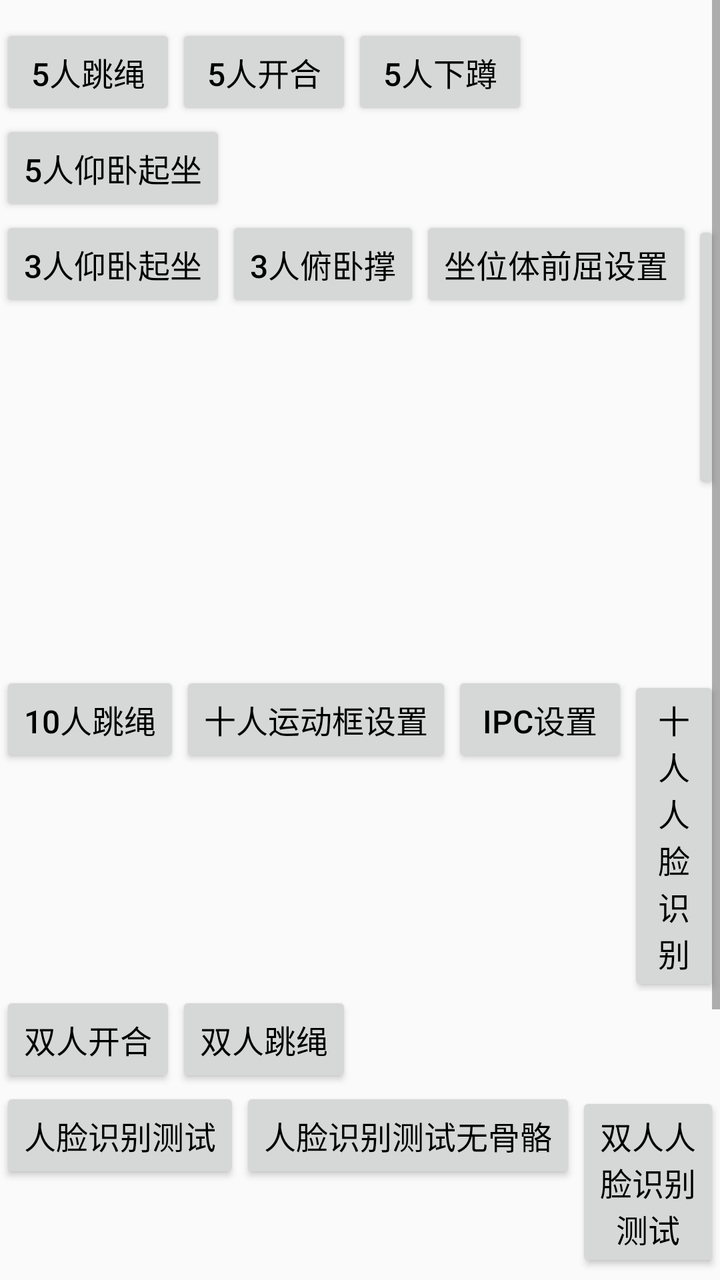
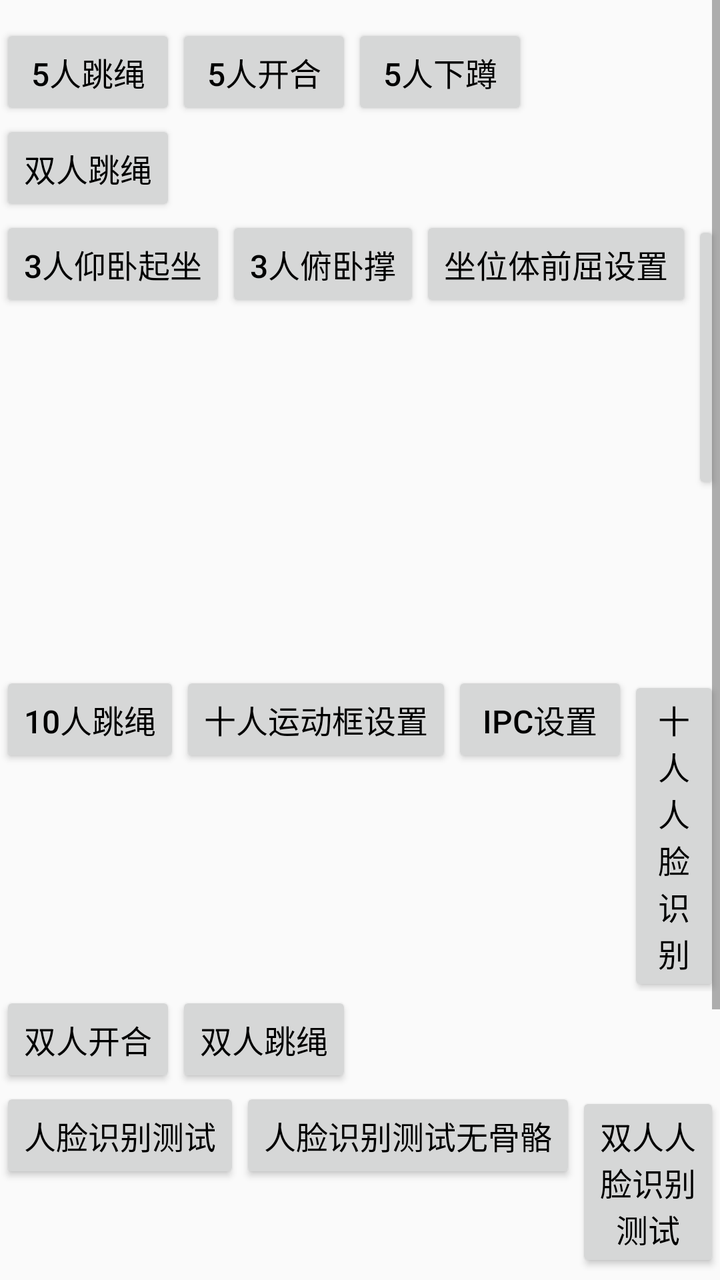

Compare the two renders of this Android layout. The source of the first and the diff that turns it into the second are given below.
<!-- AndroidManifest.xml: application theme AppTheme -->
<!-- res/layout/ac_main.xml -->
<?xml version="1.0" encoding="utf-8"?>
<androidx.constraintlayout.widget.ConstraintLayout xmlns:android="http://schemas.android.com/apk/res/android"
    xmlns:app="http://schemas.android.com/apk/res-auto"
    android:layout_width="match_parent"
    android:layout_height="match_parent">

    <ScrollView
        android:layout_width="match_parent"
        android:layout_height="match_parent"
        android:layout_centerHorizontal="true"
        android:scrollbars="vertical">

        <LinearLayout
            android:layout_width="wrap_content"
            android:layout_height="wrap_content"
            android:layout_centerInParent="true"
            android:orientation="vertical"
            android:paddingTop="12dp"
            android:paddingBottom="12dp">

            <LinearLayout
                android:layout_width="wrap_content"
                android:layout_height="wrap_content"
                android:orientation="horizontal">

                <Button
                    android:id="@+id/bnt_0"
                    android:layout_width="wrap_content"
                    android:layout_height="wrap_content"
                    android:text="5人跳绳"
                    android:textColor="@color/color_black"
                    android:textSize="16sp" />

                <Button
                    android:id="@+id/bnt_3"
                    android:layout_width="wrap_content"
                    android:layout_height="wrap_content"
                    android:text="5人开合"
                    android:textColor="@color/color_black"
                    android:textSize="16sp" />

                <Button
                    android:id="@+id/bnt_4"
                    android:layout_width="wrap_content"
                    android:layout_height="wrap_content"
                    android:text="5人下蹲"
                    android:textColor="@color/color_black"
                    android:textSize="16sp" />

            </LinearLayout>

            <LinearLayout
                android:layout_width="match_parent"
                android:layout_height="wrap_content">
                <Button
                    android:id="@+id/bnt_1"
                    android:layout_width="wrap_content"
                    android:layout_height="wrap_content"
                    android:text="5人仰卧起坐"
                    android:textColor="@color/color_black"
                    android:textSize="16sp" />
            </LinearLayout>

            <LinearLayout
                android:layout_width="wrap_content"
                android:layout_height="wrap_content"
                android:orientation="horizontal">

                <Button
                    android:id="@+id/bnt_8"
                    android:layout_width="wrap_content"
                    android:layout_height="wrap_content"
                    android:text="3人仰卧起坐"
                    android:textColor="@color/color_black"
                    android:textSize="16sp" />

                <Button
                    android:id="@+id/bnt_9"
                    android:layout_width="wrap_content"
                    android:layout_height="wrap_content"
                    android:text="3人俯卧撑"
                    android:textColor="@color/color_black"
                    android:textSize="16sp" />

                <Button
                    android:id="@+id/bnt_10"
                    android:layout_width="wrap_content"
                    android:layout_height="wrap_content"
                    android:text="坐位体前屈设置"
                    android:textColor="@color/color_black"
                    android:textSize="16sp" />

                <Button
                    android:id="@+id/bnt_zw"
                    android:layout_width="wrap_content"
                    android:layout_height="wrap_content"
                    android:text="坐位体前屈"
                    android:textColor="@color/color_black"
                    android:textSize="16sp" />

                <Button
                    android:id="@+id/btn_forward_6_set"
                    android:layout_width="wrap_content"
                    android:layout_height="wrap_content"
                    android:text="6人坐位体前屈设置"
                    android:textColor="@color/color_black"
                    android:textSize="16sp" />

                <Button
                    android:id="@+id/btn_forward_6"
                    android:layout_width="wrap_content"
                    android:layout_height="wrap_content"
                    android:text="6人坐位体前屈"
                    android:textColor="@color/color_black"
                    android:textSize="16sp" />

            </LinearLayout>

            <LinearLayout
                android:layout_width="wrap_content"
                android:layout_height="wrap_content"
                android:orientation="horizontal">

                <Button
                    android:id="@+id/bnt_11"
                    android:layout_width="wrap_content"
                    android:layout_height="wrap_content"
                    android:text="10人跳绳"
                    android:textColor="@color/color_black"
                    android:textSize="16sp" />

                <Button
                    android:id="@+id/btn_10_region_set"
                    android:layout_width="wrap_content"
                    android:layout_height="wrap_content"
                    android:text="十人运动框设置"
                    android:textColor="@color/color_black"
                    android:textSize="16sp" />

                <Button
                    android:id="@+id/btn_ipc_set"
                    android:layout_width="wrap_content"
                    android:layout_height="wrap_content"
                    android:text="IPC设置"
                    android:textColor="@color/color_black"
                    android:textSize="16sp" />

                <Button
                    android:id="@+id/btn_ten_face"
                    android:layout_width="wrap_content"
                    android:layout_height="wrap_content"
                    android:text="十人人脸识别"
                    android:textColor="@color/color_black"
                    android:textSize="16sp" />
            </LinearLayout>

            <LinearLayout
                android:layout_width="wrap_content"
                android:layout_height="wrap_content"
                android:orientation="horizontal">

                <Button
                    android:id="@+id/bnt_12"
                    android:layout_width="wrap_content"
                    android:layout_height="wrap_content"
                    android:text="双人开合"
                    android:textColor="@color/color_black"
                    android:textSize="16sp" />

                <Button
                    android:id="@+id/bnt_13"
                    android:layout_width="wrap_content"
                    android:layout_height="wrap_content"
                    android:text="双人跳绳"
                    android:textColor="@color/color_black"
                    android:textSize="16sp" />

            </LinearLayout>

            <LinearLayout
                android:layout_width="wrap_content"
                android:layout_height="wrap_content">

                <Button
                    android:id="@+id/btn_face_test"
                    android:layout_width="wrap_content"
                    android:layout_height="wrap_content"
                    android:text="人脸识别测试"
                    android:textColor="@color/color_black"
                    android:textSize="16sp" />

                <Button
                    android:id="@+id/btn_face_test2"
                    android:layout_width="wrap_content"
                    android:layout_height="wrap_content"
                    android:text="人脸识别测试无骨骼"
                    android:textColor="@color/color_black"
                    android:textSize="16sp" />

                <Button
                    android:id="@+id/btn_double_face"
                    android:layout_width="wrap_content"
                    android:layout_height="wrap_content"
                    android:text="双人人脸识别测试"
                    android:textColor="@color/color_black"
                    android:textSize="16sp" />

                <Button
                    android:id="@+id/btn_pic_identify"
                    android:layout_width="wrap_content"
                    android:layout_height="wrap_content"
                    android:text="图片人脸识别"
                    android:textColor="@color/color_black"
                    android:textSize="16sp" />
            </LinearLayout>

            <LinearLayout
                android:layout_width="wrap_content"
                android:layout_height="wrap_content">

                <Button
                    android:id="@+id/btn_nfc_test"
                    android:layout_width="wrap_content"
                    android:layout_height="wrap_content"
                    android:text="NFC读卡测试"
                    android:textColor="@color/color_black"
                    android:textSize="16sp" />
            </LinearLayout>

            <LinearLayout
                android:layout_width="wrap_content"
                android:layout_height="wrap_content">

                <Button
                    android:id="@+id/btn_body_test"
                    android:layout_width="wrap_content"
                    android:layout_height="wrap_content"
                    android:text="框体测试"
                    android:textColor="@color/color_black"
                    android:textSize="16sp" />
            </LinearLayout>

        </LinearLayout>

    </ScrollView>

    <TextView
        android:id="@+id/tv_org_id"
        android:layout_width="wrap_content"
        android:layout_height="wrap_content"
        android:layout_marginEnd="@dimen/dp_60"
        android:layout_marginBottom="@dimen/dp_60"
        app:layout_constraintBottom_toBottomOf="parent"
        app:layout_constraintEnd_toEndOf="parent" />
</androidx.constraintlayout.widget.ConstraintLayout>
<!-- resources referenced by this layout -->
<resources>
  <color name="color_black">#000000</color>
  <dimen name="dp_60">60dp</dimen>
  <style name="AppTheme" parent="Theme.AppCompat.DayNight.NoActionBar">
          <item name="colorPrimary">#00FFFF</item>
          <item name="colorPrimaryDark">#FFFFFF</item>
          <item name="colorAccent">#FFFF00</item>
          <item name="android:windowActionBar">false</item>
          <item name="android:windowNoTitle">true</item>
          <item name="android:windowContentTransitions">true</item>
          <item name="android:statusBarColor">@android:color/transparent</item>
          <item name="android:windowFullscreen">true</item>
          <item name="android:windowTranslucentNavigation">true</item>
          <item name="android:windowTranslucentStatus">true</item>
          <item name="android:windowDisablePreview">true</item>
      </style>
</resources>

<!-- the commit's change to res/layout/ac_main.xml (unified diff, before → after) -->
@@ -51,12 +51,13 @@
 
             <LinearLayout
                 android:layout_width="match_parent"
-                android:layout_height="wrap_content">
-                <Button
-                    android:id="@+id/bnt_1"
-                    android:layout_width="wrap_content"
-                    android:layout_height="wrap_content"
-                    android:text="5人仰卧起坐"
+                android:layout_height="wrap_content"
+                android:contentDescription="双人运动">
+                <Button
+                    android:id="@+id/btn_d_skip"
+                    android:layout_width="wrap_content"
+                    android:layout_height="wrap_content"
+                    android:text="双人跳绳"
                     android:textColor="@color/color_black"
                     android:textSize="16sp" />
             </LinearLayout>
